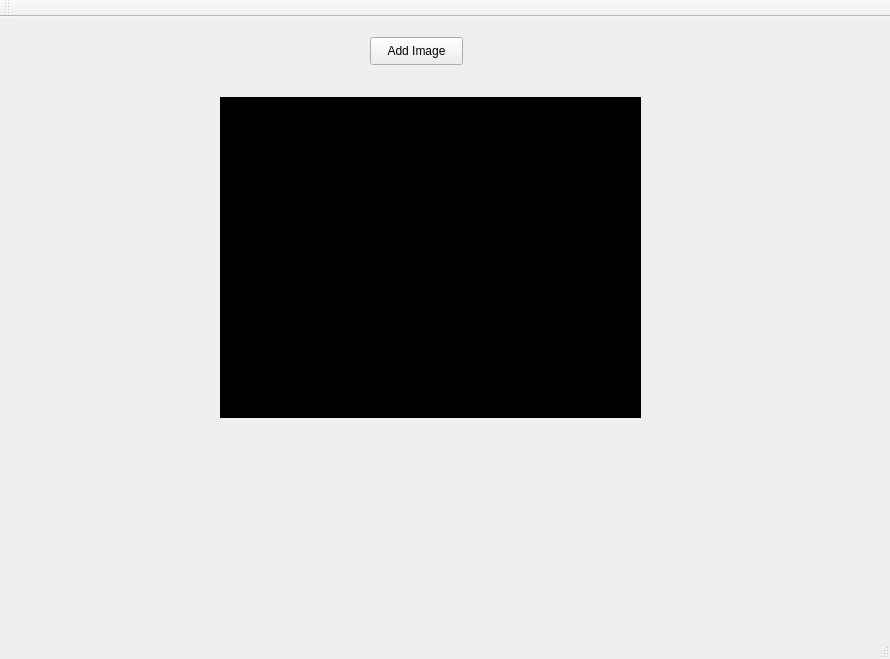
Above: qt/ImageGallery/mainwindow.ui from kzhereb/knu-is-ooop2019 before the change. Below: the same form after it.
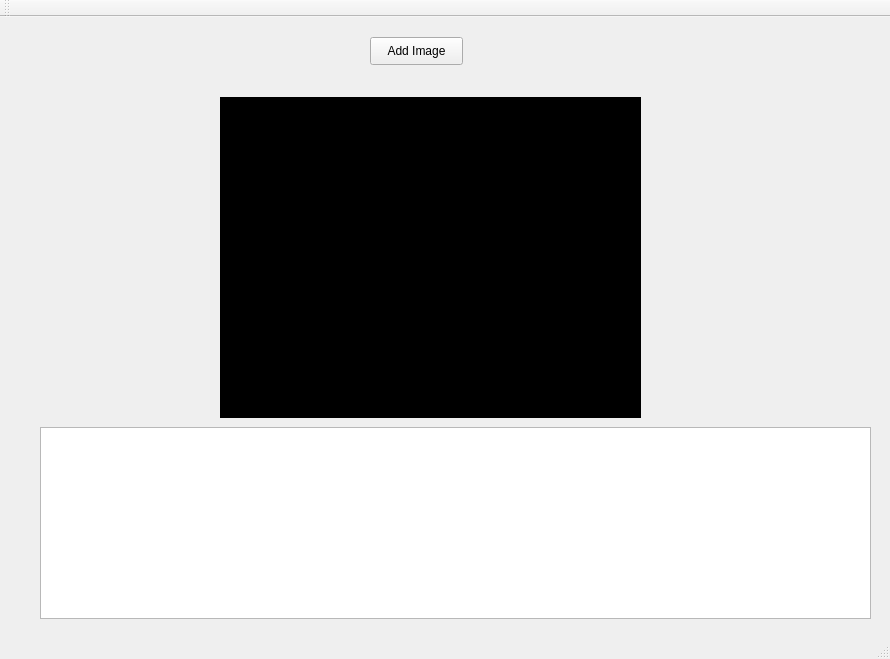
That is the form after the change.

Commit message:
Added image list
Images are too small

```diff
--- a/qt/ImageGallery/mainwindow.ui
+++ b/qt/ImageGallery/mainwindow.ui
@@ -46,6 +46,22 @@
      <string>Add Image</string>
     </property>
    </widget>
+   <widget class="QListWidget" name="lstImages">
+    <property name="geometry">
+     <rect>
+      <x>40</x>
+      <y>410</y>
+      <width>831</width>
+      <height>192</height>
+     </rect>
+    </property>
+    <property name="flow">
+     <enum>QListView::LeftToRight</enum>
+    </property>
+    <property name="viewMode">
+     <enum>QListView::IconMode</enum>
+    </property>
+   </widget>
   </widget>
   <widget class="QMenuBar" name="menuBar">
    <property name="geometry">
```
The commit also changes 1 other file.
